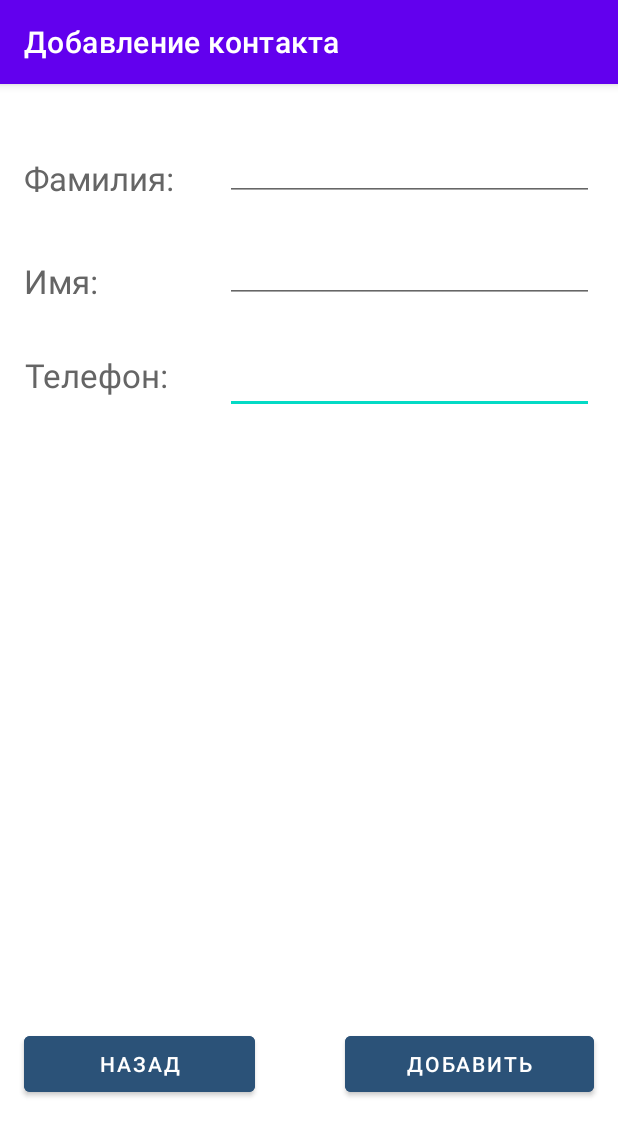
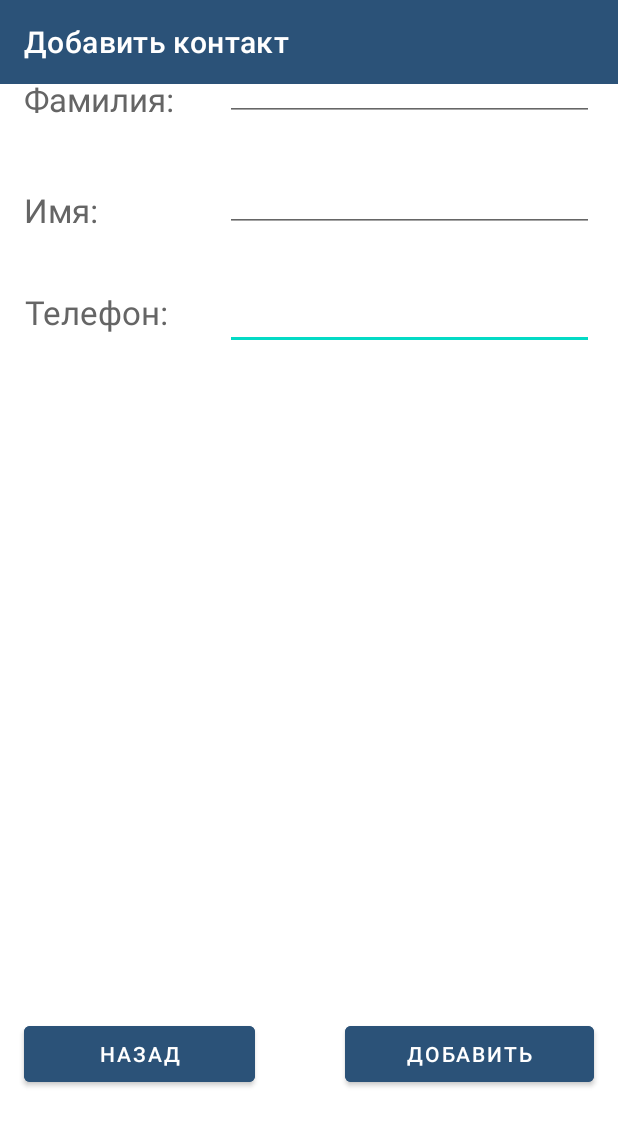
Before and after one commit to IvanBalagur/address_book, an Android app: the screen it shows after launch (Add_contact_menu), after a tap on "ДОБАВИТЬ КОНТАКТ", on a phone screen of 412 x 824 dp. Shown: the top 1136 px of the screen. Run offline under Robolectric (Android 15) with nearby library versions, the phone set to English and light mode, and no system bars.

Commit message:
new style of app and repaired changes

```diff
--- a/app/build.gradle
+++ b/app/build.gradle
@@ -39,6 +39,7 @@ android {
 
 dependencies {
 
+    implementation 'androidx.appcompat:appcompat:1.3.1'
     implementation "androidx.room:room-ktx:2.4.3"
     implementation 'androidx.room:room-common:2.4.3'
     kapt "androidx.room:room-compiler:2.4.3"
--- a/app/src/main/java/com/example/myapplication/Add_contact_menu.kt
+++ b/app/src/main/java/com/example/myapplication/Add_contact_menu.kt
@@ -5,6 +5,7 @@ import android.os.Bundle
 import android.widget.Button
 import android.widget.EditText
 import androidx.appcompat.app.AppCompatActivity
+import androidx.appcompat.widget.Toolbar
 
 
 class Add_contact_menu: AppCompatActivity() {
@@ -14,7 +15,11 @@ class Add_contact_menu: AppCompatActivity() {
     override fun onCreate(savedInstanceState: Bundle?) {
         super.onCreate(savedInstanceState)
         setContentView(R.layout.addendum_contact)
-        title = "Добавление контакта"
+        val toolbar: Toolbar = findViewById(R.id.toolbar)
+
+        setSupportActionBar(toolbar)
+
+        title = "Добавить контакт"
         val dbHelper = DBHelper(this)
         val editText = findViewById<EditText>(R.id.editTextTextMultiLine)
         val editTextName = findViewById<EditText>(R.id.editTextTextMultiLine2)
--- a/app/src/main/java/com/example/myapplication/MainActivity.kt
+++ b/app/src/main/java/com/example/myapplication/MainActivity.kt
@@ -5,6 +5,8 @@ import androidx.appcompat.app.AppCompatActivity
 import android.os.Bundle
 import android.widget.Button
 import android.widget.EditText
+import androidx.appcompat.widget.Toolbar
+
 
 import androidx.core.widget.doAfterTextChanged
 import androidx.recyclerview.widget.LinearLayoutManager
@@ -16,6 +18,11 @@ class MainActivity : AppCompatActivity() {
     override fun onCreate(savedInstanceState: Bundle?) {
         super.onCreate(savedInstanceState)
         setContentView(R.layout.activity_main)
+        val toolbar: Toolbar = findViewById(R.id.toolbar)
+
+        setSupportActionBar(toolbar)
+
+        title = "Телефонная книга"
 
 
 
--- a/app/src/main/res/layout/addendum_contact.xml
+++ b/app/src/main/res/layout/addendum_contact.xml
@@ -4,6 +4,26 @@
     xmlns:tools="http://schemas.android.com/tools"
     android:layout_width="match_parent"
     android:layout_height="match_parent">
+
+    <LinearLayout xmlns:android="http://schemas.android.com/apk/res/android"
+        xmlns:app="http://schemas.android.com/apk/res-auto"
+        android:layout_width="match_parent"
+        android:layout_height="match_parent"
+        android:fitsSystemWindows="true"
+        android:orientation="vertical">
+
+        <androidx.appcompat.widget.Toolbar
+            android:id="@+id/toolbar"
+            android:minHeight="?attr/actionBarSize"
+            android:layout_width="match_parent"
+            android:layout_height="wrap_content"
+            app:titleTextColor="@android:color/white"
+            android:background="#2B5278">
+        </androidx.appcompat.widget.Toolbar>
+
+        <!-- Layout for content is here. This can be a RelativeLayout  -->
+
+    </LinearLayout>
 
     <TextView
         android:id="@+id/textView3"
--- /dev/null
+++ b/app/src/main/res/values/styles.xml
@@ -0,0 +1,5 @@
+<?xml version="1.0" encoding="utf-8"?>
+<resources> <!-- Base application theme. -->
+    <style name="AppTheme" parent="Theme.AppCompat.Light.NoActionBar">
+    </style>
+</resources>
--- a/app/src/main/res/values/themes.xml
+++ b/app/src/main/res/values/themes.xml
@@ -1,6 +1,6 @@
 <resources xmlns:tools="http://schemas.android.com/tools">
     <!-- Base application theme. -->
-    <style name="Theme.MyApplication" parent="Theme.MaterialComponents.DayNight.DarkActionBar">
+    <style name="Theme.MyApplication" parent="Theme.MaterialComponents.DayNight.NoActionBar">
         <!-- Primary brand color. -->
         <item name="colorPrimary">@color/purple_500</item>
         <item name="colorPrimaryVariant">@color/purple_700</item>
```
Also changed, not shown: app/src/main/java/com/example/myapplication/Change_contact.kt (+8 -3 lines), app/src/main/java/com/example/myapplication/Contact_window.kt (+6 -1 lines), app/src/main/res/layout/activity_main.xml (+25 -0 lines), app/src/main/res/layout/card_contact.xml (+20 -0 lines), app/src/main/res/layout/change_contact.xml (+19 -0 lines).
